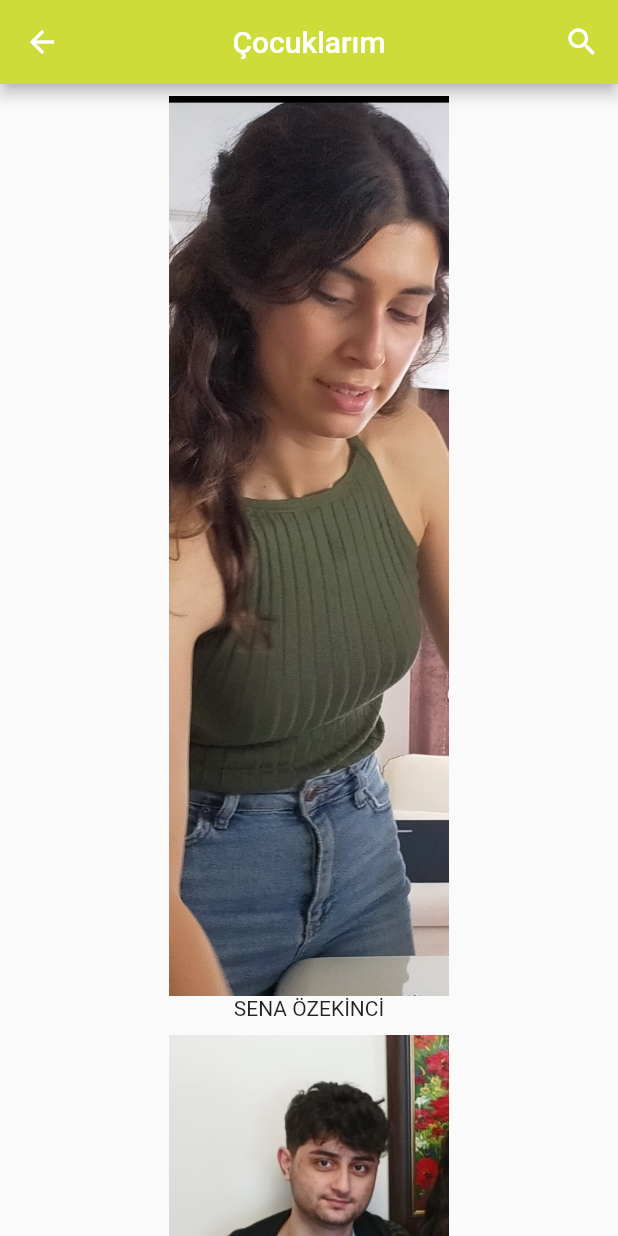
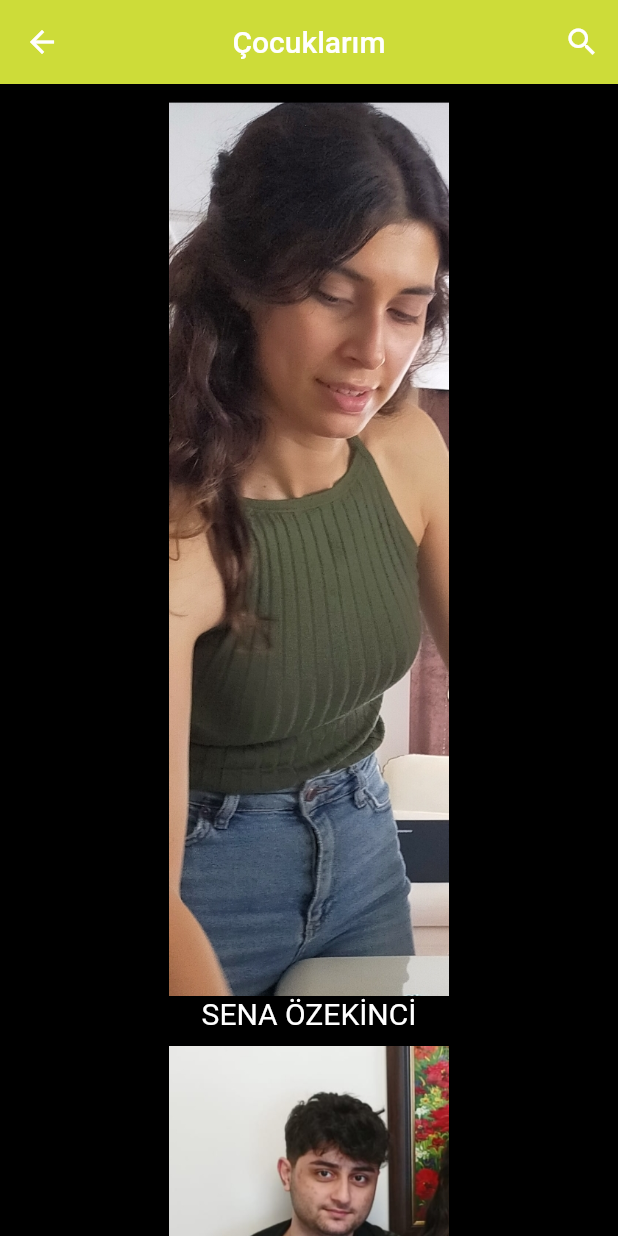
Before and after one commit to HsrtOzknc/MobilProje, a Flutter app: the screen it shows after launch, after a tap on "Çocuklarım", on a phone screen of 412 x 824 dp. Run offline on Flutter 3.47's test engine with Material 2 defaults, Android fonts, the phone set to English and light mode, and no system bars; network calls fail.

Commit message:
ufak düzenlemeler yapıldı, background color düzenlendi

```diff
--- a/lib/Anasayfa.dart
+++ b/lib/Anasayfa.dart
@@ -18,9 +18,8 @@ class anasayfa extends StatelessWidget {
         centerTitle: true,
       ),
       body: SafeArea(
-        child: ListView(
-          children: [
-            Padding(
+        child: SingleChildScrollView(
+          child: Padding(
             padding: EdgeInsets.all(30),
             child: Column(
               children: [
@@ -134,7 +133,6 @@ class anasayfa extends StatelessWidget {
               ],
             ),
           ),
-          ],
         ),
       ),
     );
--- a/lib/cocuklarim.dart
+++ b/lib/cocuklarim.dart
@@ -25,9 +25,8 @@ class _cocuklarimState extends State<cocuklarim> {
         centerTitle: true,
       ),
       body: SafeArea(
-        child: ListView(
-          children: [
-            Padding(
+        child: SingleChildScrollView(
+          child: Padding(
             padding: const EdgeInsets.all(8),
             child: Container(
               child: Column(
@@ -37,7 +36,10 @@ class _cocuklarimState extends State<cocuklarim> {
                     width: 600,
                     height: 600,
                   ),
-                    Text("SENA ÖZEKİNCİ"),
+                  Text(
+                    "SENA ÖZEKİNCİ",
+                    style: TextStyle(fontSize: 20, color: Colors.white),
+                  ),
                   SizedBox(
                     height: 10,
                   ),
@@ -46,7 +48,10 @@ class _cocuklarimState extends State<cocuklarim> {
                     width: 400,
                     height: 400,
                   ),
-                    Text("AHMET ÖZEKİNCİ"),
+                  Text(
+                    "AHMET ÖZEKİNCİ",
+                    style: TextStyle(fontSize: 20, color: Colors.white),
+                  ),
                   SizedBox(
                     height: 10,
                   ),
@@ -55,7 +60,10 @@ class _cocuklarimState extends State<cocuklarim> {
                     width: 400,
                     height: 400,
                   ),
-                    Text("SELİM ÖZEKİNCİ"),
+                  Text(
+                    "SELİM ÖZEKİNCİ",
+                    style: TextStyle(fontSize: 20, color: Colors.white),
+                  ),
                   SizedBox(
                     height: 10,
                   ),
@@ -64,7 +72,10 @@ class _cocuklarimState extends State<cocuklarim> {
                     width: 400,
                     height: 400,
                   ),
-                    Text("LOKUM"),
+                  Text(
+                    "LOKUM",
+                    style: TextStyle(fontSize: 20, color: Colors.white),
+                  ),
                   SizedBox(
                     height: 10,
                   ),
@@ -73,7 +84,10 @@ class _cocuklarimState extends State<cocuklarim> {
                     width: 400,
                     height: 400,
                   ),
-                    Text("BULUT"),
+                  Text(
+                    "BULUT",
+                    style: TextStyle(fontSize: 20, color: Colors.white),
+                  ),
                   SizedBox(
                     height: 10,
                   ),
@@ -81,7 +95,6 @@ class _cocuklarimState extends State<cocuklarim> {
               ),
             ),
           ),
-          ],
         ),
       ),
     );
--- a/lib/main.dart
+++ b/lib/main.dart
@@ -10,6 +10,10 @@ class MyApp extends StatelessWidget {
   @override
   Widget build(BuildContext context) {
     return MaterialApp(
+      theme: ThemeData(
+        scaffoldBackgroundColor: Colors.black,
+      ),
+      debugShowCheckedModeBanner: false,
       title: "Uygulama Başlığı",
       home: AnaEkran(),
     );
```
Also changed, not shown: lib/ailem.dart (+7 -0 lines), lib/esim.dart (+19 -5 lines), lib/hakkimda.dart (+6 -6 lines), lib/hobilerim.dart (+14 -9 lines). Lines whose indentation alone changed are shown as unchanged.
